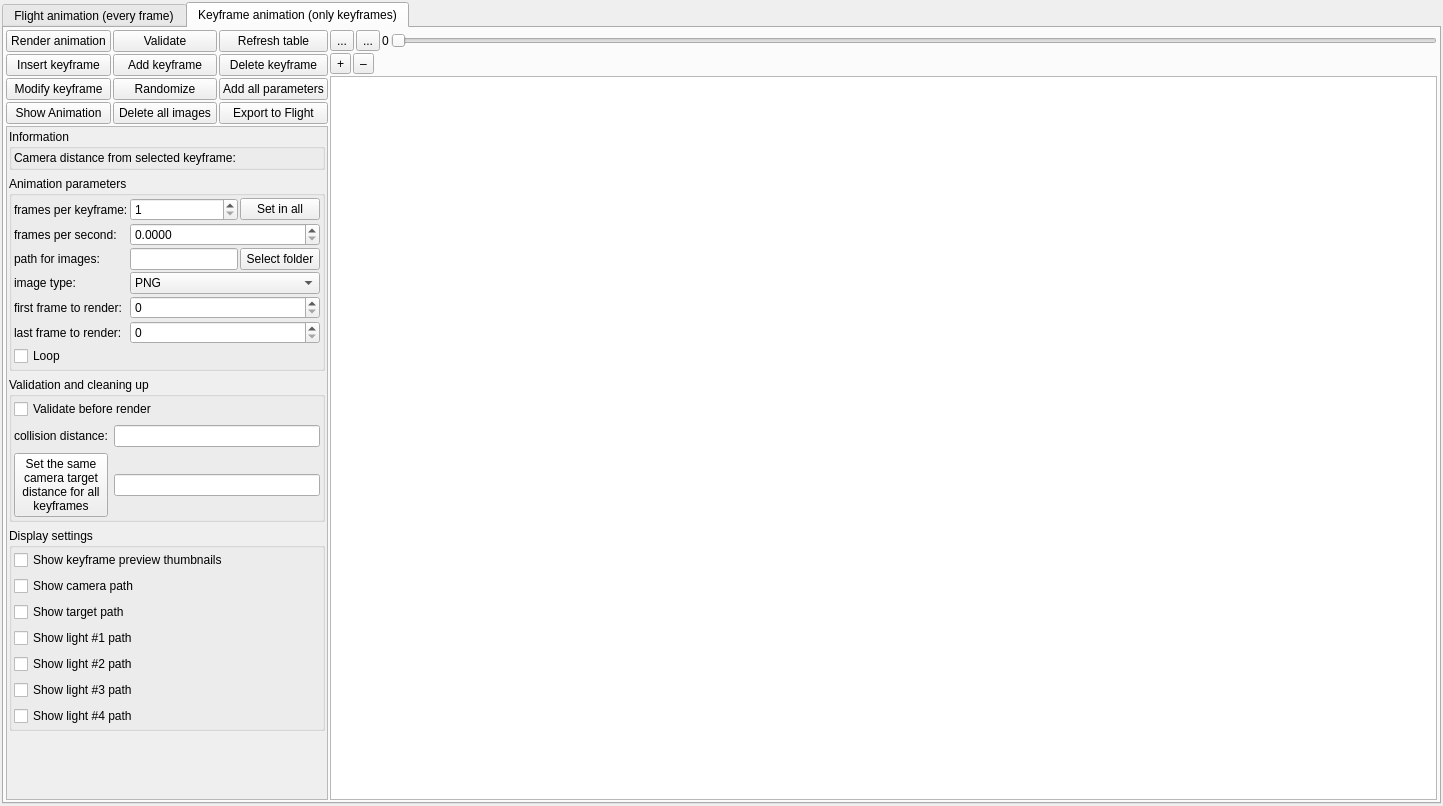
The window that mandelbulber2/qt/dock_animation.ui (buddhi1980/mandelbulber2) describes before a commit, drawn with Qt 5.
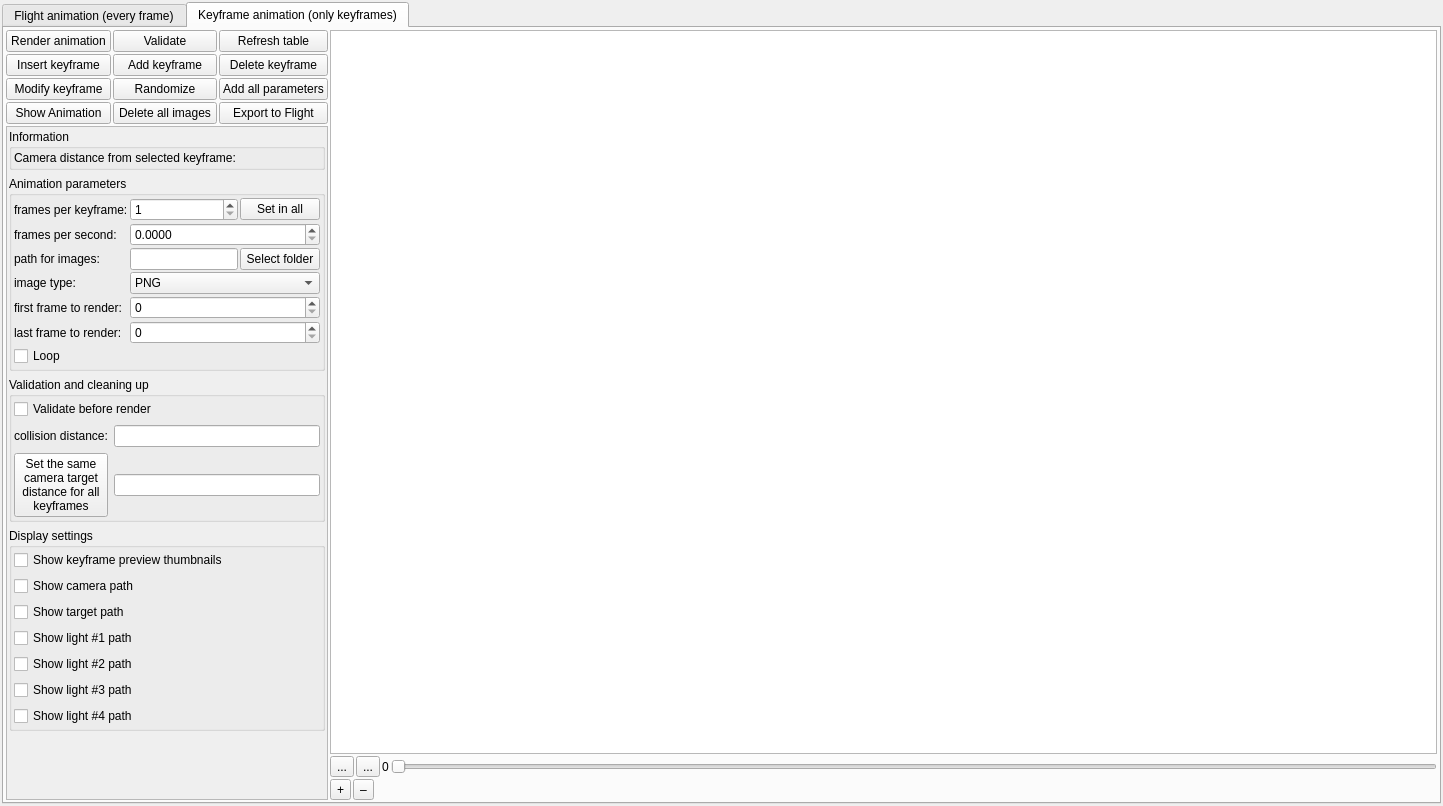
The same window after the commit. Icons and pictures are not drawn. Custom widgets are drawn as their Qt base class.

Commit message:
feat: list used effects in settings browser, reorder keyframes UI
cSettingsBrowser::AddRow now extends the effects column with
information parsed from the settings file: sss (matN_
subsurface_scattering), perlin (matN_perlin_noise_*_enable),
flight ([frames] section), keyframes ([keyframes] section) and
animBySound (animsound_enable_ / flightanimsound_enable_ params).
Surface effects are detected only in non-nebula mode; animation
markers are shown regardless of the render mode.

dock_animation.ui: move the keyframe table above its control
buttons so the list gets visible space first.

Patch:
```diff
--- a/mandelbulber2/qt/dock_animation.ui
+++ b/mandelbulber2/qt/dock_animation.ui
@@ -1461,6 +1461,19 @@
        </item>
        <item>
         <layout class="QVBoxLayout" name="verticalLayout_5">
+         <item>
+          <widget class="MyTableWidgetKeyframes" name="tableWidget_keyframe_animation">
+           <property name="sizePolicy">
+            <sizepolicy hsizetype="Expanding" vsizetype="Expanding">
+             <horstretch>3</horstretch>
+             <verstretch>0</verstretch>
+            </sizepolicy>
+           </property>
+           <attribute name="verticalHeaderDefaultSectionSize">
+            <number>22</number>
+           </attribute>
+          </widget>
+         </item>
          <item>
           <layout class="QHBoxLayout" name="horizontalLayout_2">
            <property name="spacing">
@@ -1554,19 +1567,6 @@
            </item>
           </layout>
          </item>
-         <item>
-          <widget class="MyTableWidgetKeyframes" name="tableWidget_keyframe_animation">
-           <property name="sizePolicy">
-            <sizepolicy hsizetype="Expanding" vsizetype="Expanding">
-             <horstretch>3</horstretch>
-             <verstretch>0</verstretch>
-            </sizepolicy>
-           </property>
-           <attribute name="verticalHeaderDefaultSectionSize">
-            <number>22</number>
-           </attribute>
-          </widget>
-         </item>
         </layout>
        </item>
       </layout>
```
Left out of the diff: 8 changed lines with no effect on the pictures. The commit also changes 1 other file.
